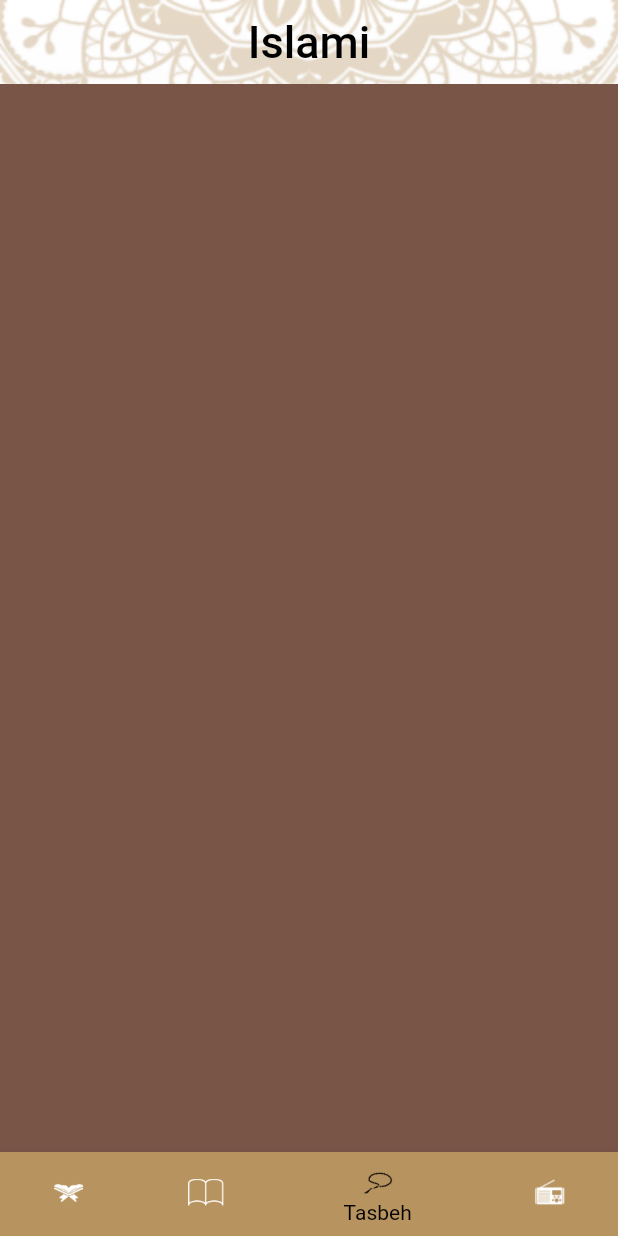
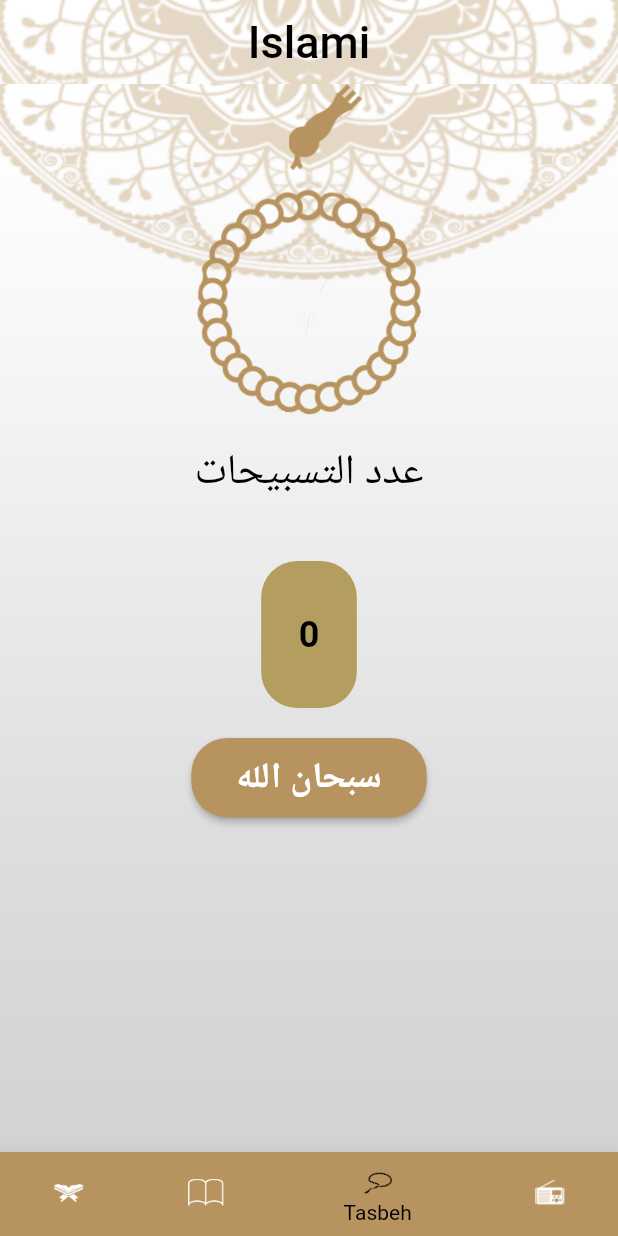
Before and after one commit to mohamednabiltraining/islami-c6-online, a Flutter app: the screen it shows after launch, item 3 of the bottom bar chosen, on a phone screen of 412 x 824 dp. Run offline on Flutter 3.47's test engine with Material 2 defaults, Android fonts, the phone set to English and light mode, and no system bars.

Commit message:
add seb7a feature

```diff
--- a/lib/home/tasbeh/tasbhe_tab.dart
+++ b/lib/home/tasbeh/tasbhe_tab.dart
@@ -1,10 +1,100 @@
 import 'package:flutter/material.dart';
 
-class TasbehTab extends StatelessWidget {
+class TasbehTab extends StatefulWidget {
+  @override
+  State<TasbehTab> createState() => _TasbehTabState();
+}
+
+class _TasbehTabState extends State<TasbehTab> {
+  String mydoaa = 'سبحان الله';
+  int numberOfTasbe7 = 0;
+  double angle = 0.2;
+  int i = 0;
+
   @override
   Widget build(BuildContext context) {
+    int i = 0;
+
     return Container(
-      color: Colors.brown,
+      decoration: BoxDecoration(
+        image: DecorationImage(
+          image: AssetImage(
+            'assets/images/background_pattern.png',
+          ),
+          fit: BoxFit.fill,
+        ),
+      ),
+      child: Scaffold(
+        body: Container(
+          alignment: Alignment.center,
+          child: Column(
+            children: [
+              Container(
+                  alignment: Alignment.bottomRight,
+                  width: 70,
+                  height: 70,
+                  child:
+                      Image(image: AssetImage('assets/images/head_seb7a.png'))),
+              Container(
+                  width: 150,
+                  height: 150,
+                  child: Transform.rotate(
+                      angle: angle,
+                      child: Image(
+                          image: AssetImage('assets/images/body_seb7a.png')))),
+              Container(
+                  padding: EdgeInsets.symmetric(horizontal: 10, vertical: 10),
+                  margin: EdgeInsets.symmetric(horizontal: 10, vertical: 10),
+                  child: Text('عدد التسبيحات',
+                      style: Theme.of(context).textTheme.headline4)),
+              Container(
+                  decoration: BoxDecoration(
+                      color: Theme.of(context).cardColor,
+                      borderRadius: BorderRadius.circular(24)),
+                  padding: EdgeInsets.symmetric(horizontal: 25, vertical: 35),
+                  margin: EdgeInsets.symmetric(horizontal: 10, vertical: 20),
+                  child: Text('${numberOfTasbe7}',
+                      style: Theme.of(context).textTheme.headline2)),
+              ElevatedButton(
+                  onPressed: () {
+                    onPress();
+                  },
+                  style: ElevatedButton.styleFrom(
+                      padding:
+                          EdgeInsets.symmetric(horizontal: 30, vertical: 10),
+                      primary: Theme.of(context).primaryColor,
+                      shape: RoundedRectangleBorder(
+                          borderRadius: BorderRadius.circular(24)) // background
+                      ),
+                  child: Text(mydoaa,
+                      style: Theme.of(context).textTheme.headline3))
+            ],
+          ),
+        ),
+      ),
     );
   }
+
+  void onPress() {
+    List<String> doaa = ['سبحان الله', 'الحمد لله', 'الله أكبر'];
+    numberOfTasbe7++;
+    angle = angle + 0.1;
+    setState(() {});
+
+    if (numberOfTasbe7 == 33) {
+      numberOfTasbe7 = 0;
+      i++;
+    }
+    if (i == 1) {
+      mydoaa = doaa[1];
+      setState(() {});
+    } else if (i == 2) {
+      mydoaa = doaa[2];
+      setState(() {});
+    } else if (i == 3) {
+      i = 0;
+      mydoaa = doaa[0];
+      setState(() {});
+    }
+  }
 }
--- a/lib/my_theme.dart
+++ b/lib/my_theme.dart
@@ -2,11 +2,17 @@ import 'package:flutter/material.dart';
 
 class MyTheme {
   static final Color primaryColor = Color(0xFFB7935F);
+  static final Color cardColor = Color(0xF6B29B5A);
   static final ThemeData lightTheme = ThemeData(
       primaryColor: primaryColor,
+      cardColor: cardColor,
       scaffoldBackgroundColor: Colors.transparent,
       textTheme: TextTheme(
           bodyText1: TextStyle(fontSize: 18, color: Colors.black),
+          headline2: TextStyle(
+              fontSize: 24, color: Colors.black, fontWeight: FontWeight.bold),
+          headline3: TextStyle(
+              fontSize: 24, color: Colors.white, fontWeight: FontWeight.bold),
           headline4: TextStyle(fontSize: 28, color: Colors.black),
           headline5: TextStyle(fontSize: 24, color: Colors.black)),
       appBarTheme: AppBarTheme(
```
